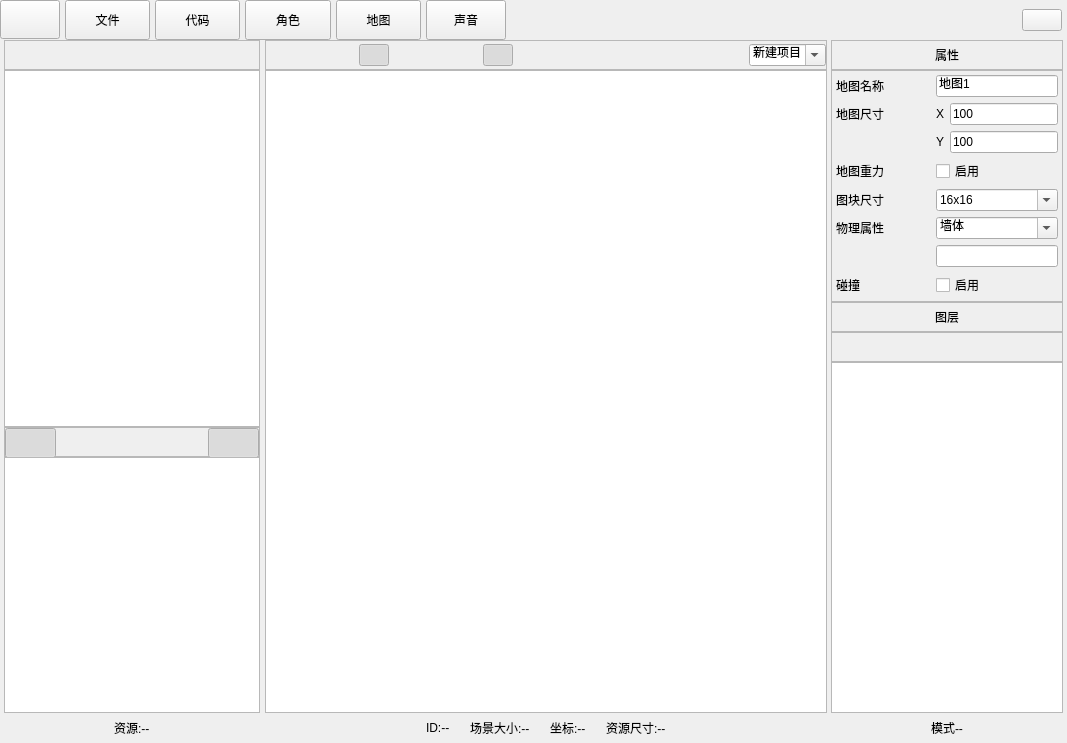
Before: the Qt Designer form ui/main_window.ui in BidouMan/bingocode-ide, drawn with Qt 5.
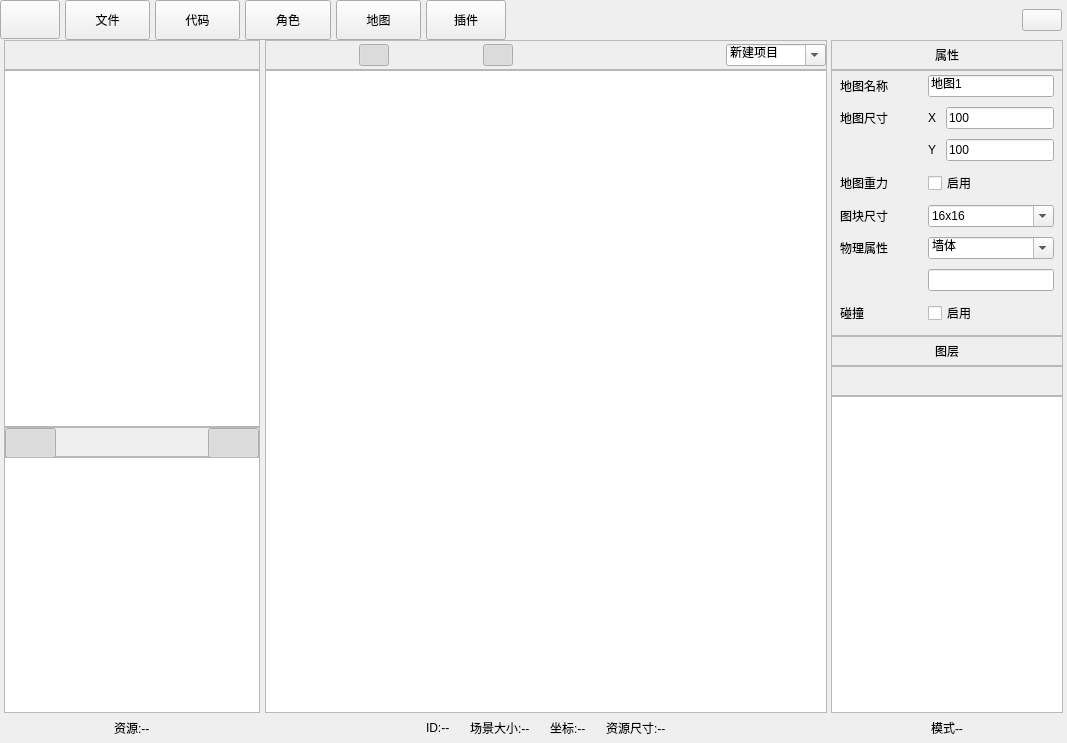
After: the same form once the commit is applied. The open tabs and pages were chosen to show the change. Icons and pictures are not drawn.

The edit to the form file:
```diff
--- a/ui/main_window.ui
+++ b/ui/main_window.ui
@@ -358,7 +358,7 @@
              <enum>Qt::FocusPolicy::NoFocus</enum>
             </property>
             <property name="text">
-             <string>声音</string>
+             <string>插件</string>
             </property>
             <property name="icon">
              <iconset resource="../assets/resources.qrc">
@@ -366,8 +366,8 @@
             </property>
             <property name="iconSize">
              <size>
-              <width>16</width>
-              <height>16</height>
+              <width>20</width>
+              <height>20</height>
              </size>
             </property>
             <property name="flat">
@@ -3004,6 +3004,12 @@
                     </item>
                     <item>
                      <widget class="QComboBox" name="btn_editor_map_selectmap">
+                      <property name="minimumSize">
+                       <size>
+                        <width>100</width>
+                        <height>0</height>
+                       </size>
+                      </property>
                       <property name="editable">
                        <bool>true</bool>
                       </property>
@@ -3224,19 +3230,19 @@
                         <enum>QLayout::SizeConstraint::SetDefaultConstraint</enum>
                        </property>
                        <property name="leftMargin">
-                        <number>4</number>
+                        <number>8</number>
                        </property>
                        <property name="topMargin">
                         <number>4</number>
                        </property>
                        <property name="rightMargin">
-                        <number>4</number>
+                        <number>8</number>
                        </property>
                        <property name="bottomMargin">
-                        <number>4</number>
+                        <number>10</number>
                        </property>
-                       <property name="horizontalSpacing">
-                        <number>-1</number>
+                       <property name="spacing">
+                        <number>10</number>
                        </property>
                        <item row="5" column="0">
                         <widget class="QLabel" name="label_16">
```
Left out of the diff: 6 changed lines with no effect on the pictures.
